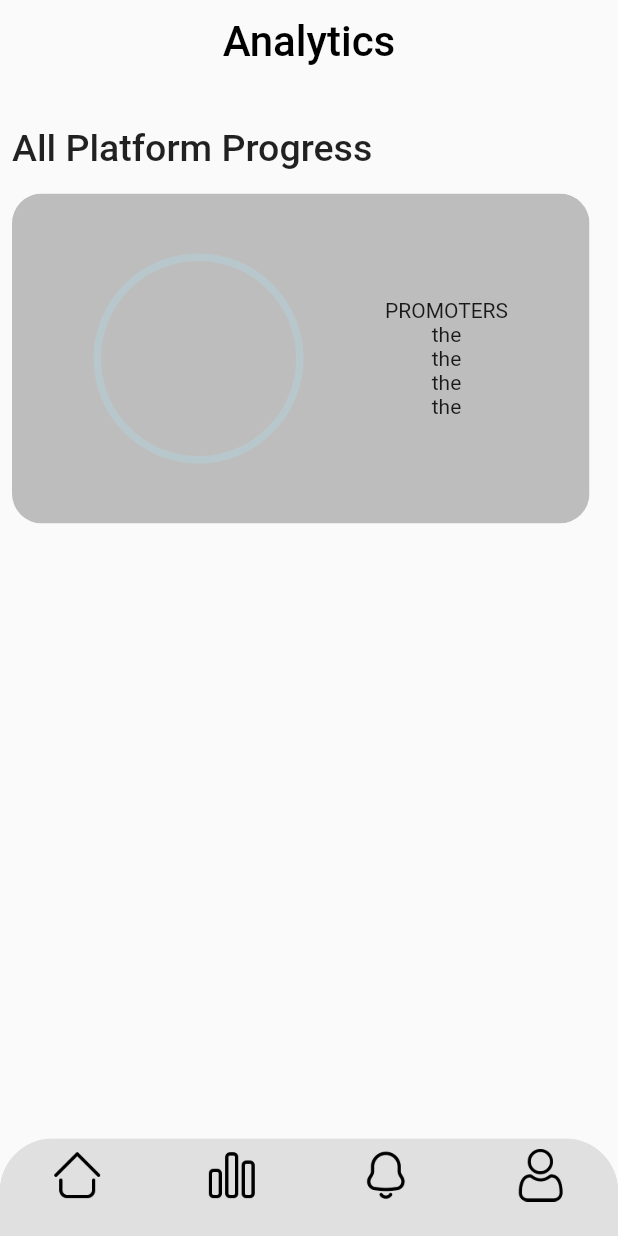
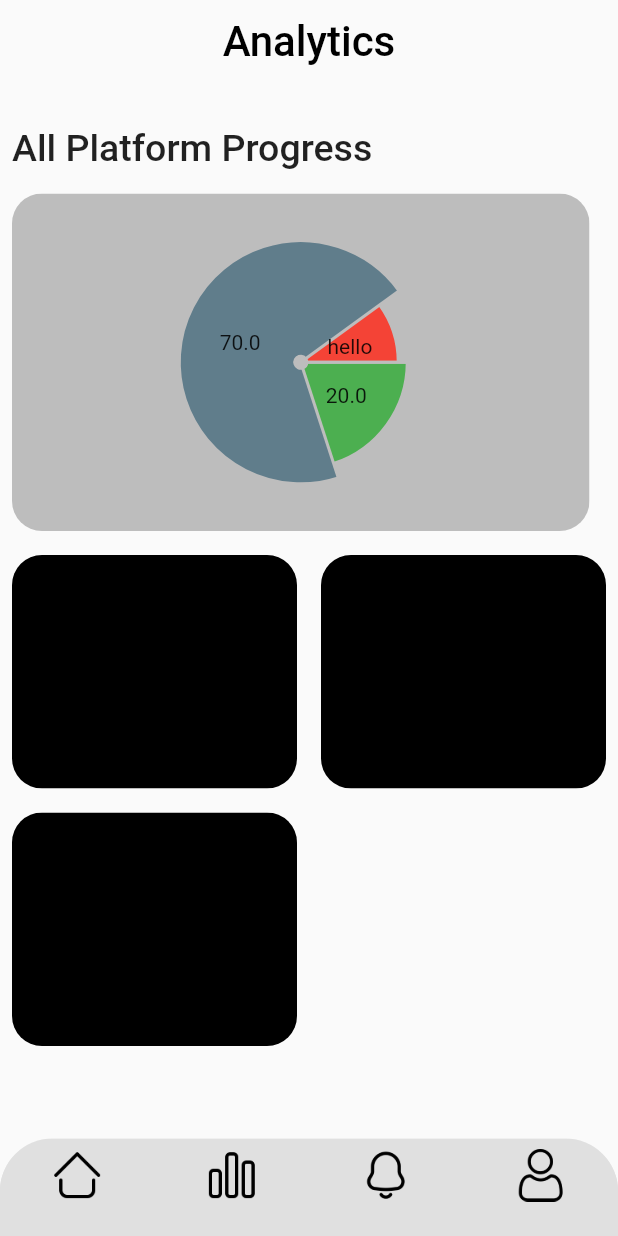
Before and after one commit to Adomakojohn/quizapp, a Flutter app: the screen it shows after launch, item 2 of the bottom bar chosen, on a phone screen of 412 x 824 dp. Run offline on Flutter 3.47's test engine with Material 2 defaults, Android fonts, the phone set to English and light mode, and no system bars; drawn by our look-alikes of fl_chart, percent_indicator.

Commit message:
analytics screen

```diff
--- a/lib/models/category_model.dart
+++ b/lib/models/category_model.dart
@@ -138,3 +138,27 @@ class _TopicsState extends State<Topics> {
     );
   }
 }
+
+
+class AnalyticsDets extends StatefulWidget {
+  const AnalyticsDets({super.key});
+
+  @override
+  State<AnalyticsDets> createState() => _AnalyticsDetsState();
+}
+
+class _AnalyticsDetsState extends State<AnalyticsDets> {
+  @override
+  Widget build(BuildContext context) {
+    return  Padding(
+      padding: const EdgeInsets.all(8.0),
+      child: ClipRRect(borderRadius: BorderRadius.circular(20),
+        child: Container(
+          height: 140,
+          width: 200,
+          color: Colors.black,
+        ),
+      ),
+    );
+  }
+}
--- a/lib/screens/analytics_screen.dart
+++ b/lib/screens/analytics_screen.dart
@@ -1,5 +1,8 @@
+import 'package:fl_chart/fl_chart.dart';
 import 'package:flutter/material.dart';
 import 'package:percent_indicator/percent_indicator.dart';
+import 'package:quizapp/models/category_model.dart';
+import 'package:quizapp/screens/home_screen.dart';
 
 class AnalyticsPage extends StatefulWidget {
   const AnalyticsPage({super.key});
@@ -11,45 +14,73 @@ class AnalyticsPage extends StatefulWidget {
 class _AnalyticsPageState extends State<AnalyticsPage> {
   @override
   Widget build(BuildContext context) {
-    return  Scaffold(
+    return Scaffold(
         appBar: AppBar(
-        title: const Center(child:Text("Analytics", style: TextStyle(color: Colors.black, fontSize: 28),)),
+          title: const Center(
+              child: Text(
+            "Analytics",
+            style: TextStyle(color: Colors.black, fontSize: 28),
+          )),
           elevation: 0,
           backgroundColor: Colors.transparent,
         ),
-      body:Column(crossAxisAlignment: CrossAxisAlignment.start,
+        body: Column(
+          crossAxisAlignment: CrossAxisAlignment.start,
           children: [
-           const SizedBox(height: 20,),
+            const SizedBox(
+              height: 20,
+            ),
             const Padding(
               padding: EdgeInsets.all(8.0),
-            child: Text("All Platform Progress", style: TextStyle(fontSize: 25, fontWeight: FontWeight.w500),),
+              child: Text(
+                "All Platform Progress",
+                style: TextStyle(fontSize: 25, fontWeight: FontWeight.w500),
+              ),
             ),
             Padding(
               padding: const EdgeInsets.all(8.0),
-            child: ClipRRect( borderRadius: BorderRadius.circular(20),
+              child: ClipRRect(
+                borderRadius: BorderRadius.circular(20),
                 child: Container(
-                height: 220,
-                width:385,
+                  height: 225,
+                  width: 385,
                   color: Colors.grey.shade400,
-                child:  Row(mainAxisAlignment: MainAxisAlignment.spaceEvenly,
-                  children: [
-                    CircularPercentIndicator(radius: 70,),
-                    const Column(mainAxisAlignment: MainAxisAlignment.center,
-                      children: [
-                        Text("PROMOTERS"),
-                        Text("the"),
-                        Text("the"),
-                        Text("the"),
-                        Text("the"),
-                      ],
+                  child: PieChart(
+                    swapAnimationCurve: Curves.easeInQuad,
+                    swapAnimationDuration: const Duration(milliseconds: 690),
+                    PieChartData(
+                        centerSpaceRadius: 5,
+                        sectionsSpace: 2,
+                        borderData: FlBorderData(show: true),
+                        sections: [
+                          PieChartSectionData(
+                              value: 20, color: Colors.green, radius: 65),
+                          PieChartSectionData(
+                              value: 70, color: Colors.blueGrey, radius: 75),
+                          PieChartSectionData(
+                            value: 10,
+                            color: Colors.red,
+                            radius: 59,
+                            showTitle: true,
+                            title: "hello",
                           ),
-                  ],
+                        ]),
                   ),
                 ),
               ),
-          )
+            ),
+            Expanded(
+                child: GridView.builder(itemCount: 3,
+              gridDelegate: SliverGridDelegateWithFixedCrossAxisCount(
+                  crossAxisCount: 2,
+                  childAspectRatio: MediaQuery.of(context).size.width /
+                          (MediaQuery.of(context).size.height / 2.4),
+                  ),
+              itemBuilder: (context, index) {
+                return const AnalyticsDets();
+              },
+            ))
           ],
-      )
-    );
+        ));
   }
 }
--- a/pubspec.yaml
+++ b/pubspec.yaml
@@ -37,6 +37,7 @@ dependencies:
   cupertino_icons: ^1.0.2
   google_fonts: ^6.1.0
   percent_indicator: ^4.2.3
+  fl_chart: ^0.64.0
 
 dev_dependencies:
   flutter_test:
```
Lines whose indentation alone changed are shown as unchanged.
